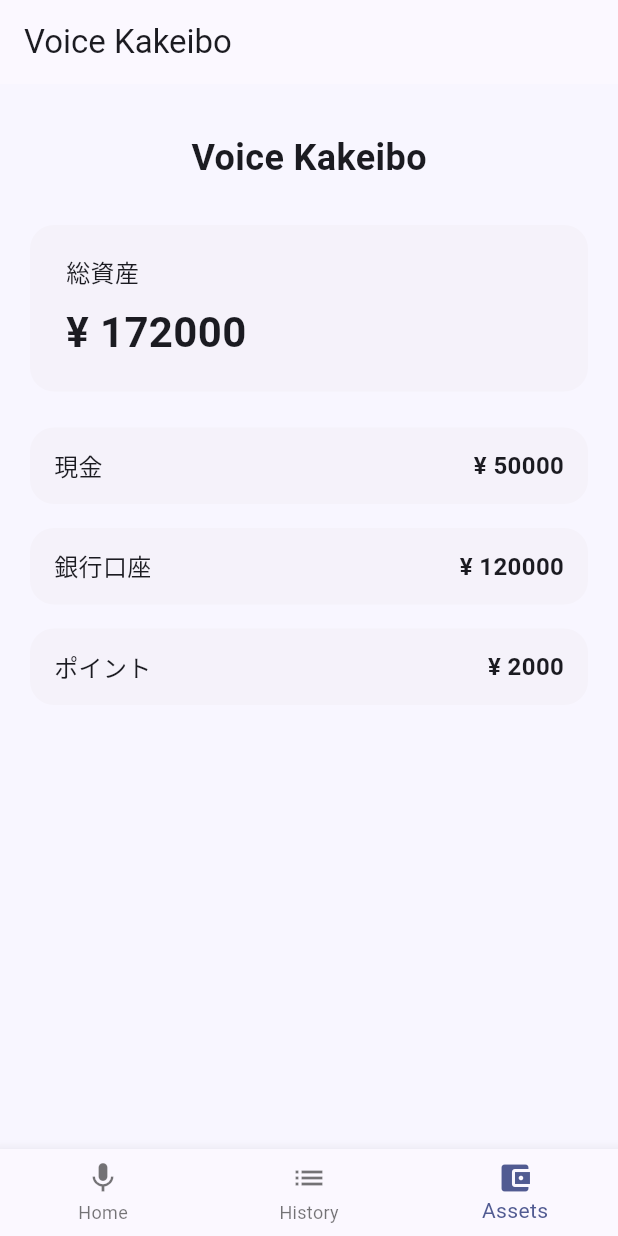
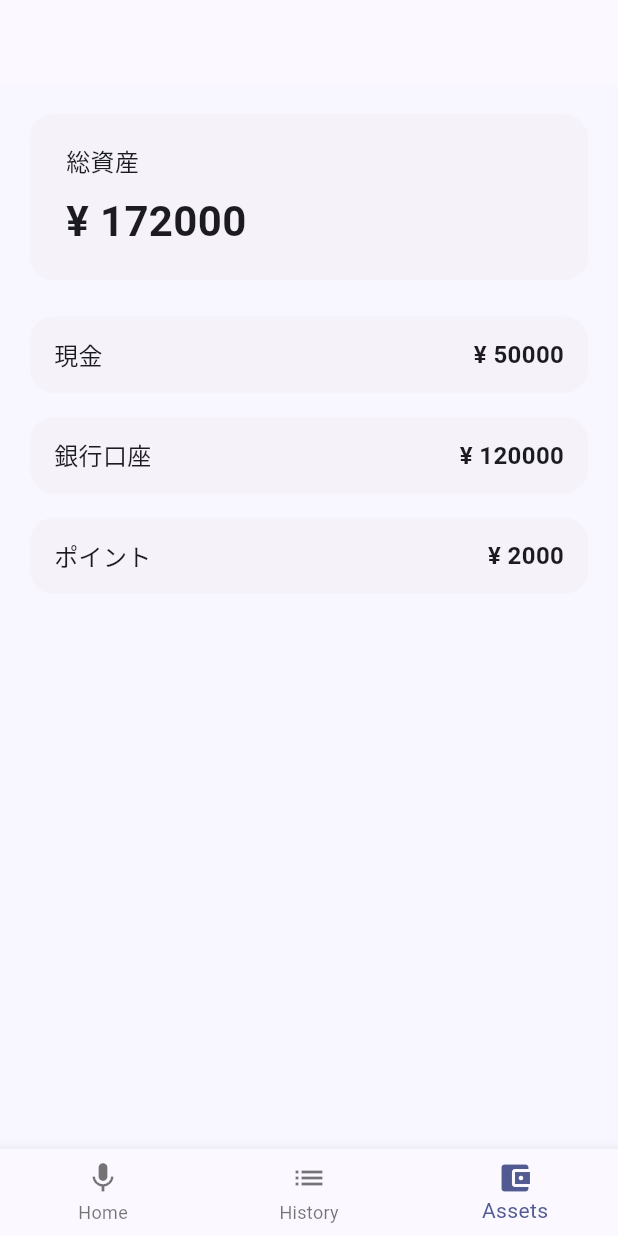
Before and after one commit to Rsm-Microstate/voice_kakeibo, a Flutter app: the screen it shows after launch, item 3 of the bottom bar chosen, on a phone screen of 412 x 824 dp. Run offline on Flutter 3.47's test engine with Material 3 defaults, Android fonts, the phone set to English and light mode, and no system bars; our stand-ins replace shared_preferences, speech_to_text.

Commit message:
Hide Voice Kakeibo title on non-home tabs

```diff
--- a/lib/main.dart
+++ b/lib/main.dart
@@ -74,7 +74,8 @@
 
   AppBar _buildAppBar() {
     return AppBar(
-      title: const Text('Voice Kakeibo'),
+      automaticallyImplyLeading: false,
+      title: _currentIndex == 0 ? const Text('Voice Kakeibo') : null,
     );
   }
 
--- a/lib/screens/assets_screen.dart
+++ b/lib/screens/assets_screen.dart
@@ -24,18 +24,6 @@ class AssetsScreen extends StatelessWidget {
               child: Column(
                 crossAxisAlignment: CrossAxisAlignment.stretch,
                 children: [
-                  const SizedBox(height: 16),
-                  const Center(
-                    child: Text(
-                      'Voice Kakeibo',
-                      style: TextStyle(
-                        fontSize: 24,
-                        fontWeight: FontWeight.bold,
-                      ),
-                    ),
-                  ),
-                  const SizedBox(height: 24),
-
                   // 総資産カード（タップで推移グラフへ）
                   _TotalAssetsCard(
                     total: total,
```
